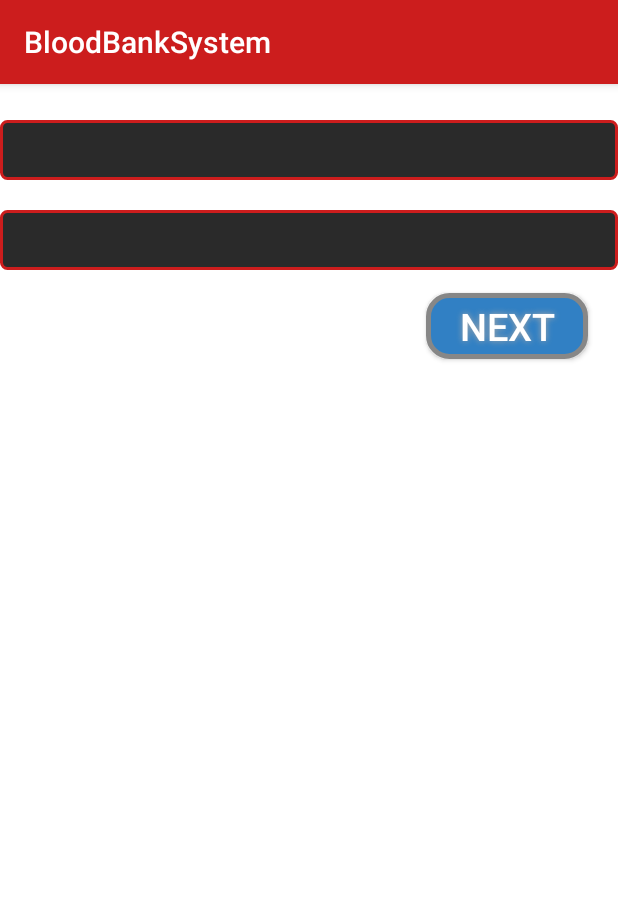
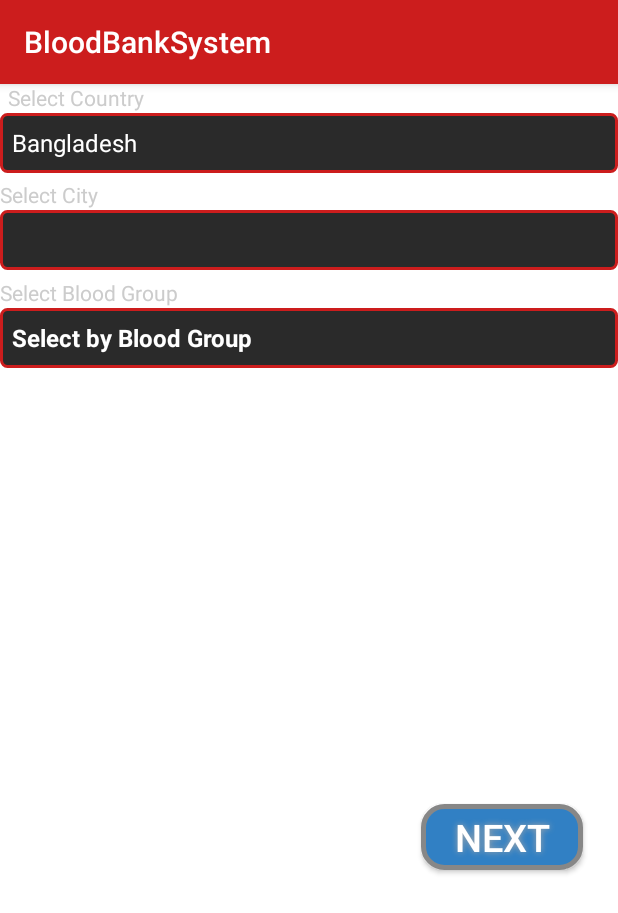
Before and after one commit to ferozkhandev/BloodBankSystem, an Android app: the Need_Blood screen opened directly, with no data from a screen before it, on a phone screen of 412 x 824 dp. Shown: the top 913 px of the screen. Run offline under Robolectric (Android 15) with nearby library versions, the phone set to English and light mode, and no system bars.

Commit message:
VU Requirements complete. But Donate Blood Section is incomplete.

```diff
--- a/app/src/main/java/com/bloodbanksystem/ferozkhan/bloodbanksystem/Need_Blood.java
+++ b/app/src/main/java/com/bloodbanksystem/ferozkhan/bloodbanksystem/Need_Blood.java
@@ -19,10 +19,9 @@ import java.util.Collections;
 import java.util.Locale;
 
 public class Need_Blood extends AppCompatActivity {
-    private Locale[] locale;
-    private ArrayList<String> countries;
-    private String country;
     private Button btn_next;
+    private int counter = 0;
+    private String bloodGroup, city;
     @Override
     protected void onCreate(Bundle savedInstanceState) {
         super.onCreate(savedInstanceState);
@@ -32,20 +31,13 @@ public class Need_Blood extends AppCompatActivity {
 
         btn_next = findViewById(R.id.btn_next);
 
-        locale = Locale.getAvailableLocales();
-        countries = new ArrayList<String>();
-        countries.add("");
-        for( Locale loc : locale ){
-            country = loc.getDisplayCountry();
-            if( country.length() > 0 && !countries.contains(country) ){
-                countries.add( country );
-            }
-        }
-        Collections.sort(countries, String.CASE_INSENSITIVE_ORDER);
 
-        final Spinner citizenship = (Spinner)findViewById(R.id.country_names);
+        final Spinner citizenship = findViewById(R.id.country_names);
+        String[] countries = getResources().getStringArray(R.array.countries);
+        Arrays.sort(countries);
         ArrayAdapter<String> adapter = new ArrayAdapter<String>(this,android.R.layout.simple_spinner_item, countries);
         citizenship.setAdapter(adapter);
+        citizenship.setSelection(counter);
 
         citizenship.setOnItemSelectedListener(new AdapterView.OnItemSelectedListener() {
             @Override
@@ -59,13 +51,6 @@ public class Need_Blood extends AppCompatActivity {
                             android.R.layout.simple_spinner_item,cities);
                     city.setAdapter(adapter);
                     city.setSelection(0);
-                    btn_next.setOnClickListener(new View.OnClickListener() {
-                        @Override
-                        public void onClick(View view) {
-                            Intent intent = new Intent(Need_Blood.this,Donors_List.class);
-                            startActivity(intent);
-                        }
-                    });
                 }
                 else
                 {
@@ -76,6 +61,40 @@ public class Need_Blood extends AppCompatActivity {
             @Override
             public void onNothingSelected(AdapterView<?> adapterView) {
 
+            }
+        });
+
+        final Spinner spinner = findViewById(R.id.bloodgroup_spinner);
+        ArrayAdapter<CharSequence> adapter1 = ArrayAdapter.createFromResource(this,
+                R.array.blood_group, android.R.layout.simple_spinner_item);
+        adapter.setDropDownViewResource(android.R.layout.simple_spinner_dropdown_item);
+        spinner.setOnItemSelectedListener(new AdapterView.OnItemSelectedListener() {
+            @Override
+            public void onItemSelected(AdapterView<?> adapterView, View view, int i, long l) {
+                try
+                {
+                    bloodGroup = spinner.getSelectedItem().toString();
+                }
+                catch (Exception ex)
+                {
+                    Toast.makeText(getApplicationContext(),"Error: "+ex.getMessage(),Toast.LENGTH_SHORT).show();
+                }
+            }
+
+            @Override
+            public void onNothingSelected(AdapterView<?> adapterView) {
+
+            }
+        });
+        spinner.setAdapter(adapter1);
+        spinner.setSelection(0);
+
+        btn_next.setOnClickListener(new View.OnClickListener() {
+            @Override
+            public void onClick(View view) {
+                Intent intent = new Intent(Need_Blood.this,Donors_List.class);
+                intent.putExtra("bloodgroup",bloodGroup);
+                startActivity(intent);
             }
         });
     }
--- a/app/src/main/res/layout/activity_need__blood.xml
+++ b/app/src/main/res/layout/activity_need__blood.xml
@@ -21,14 +21,33 @@
 
     </android.support.design.widget.AppBarLayout>
 
+    <TextView
+        android:id="@+id/selectCountry"
+        android:layout_width="wrap_content"
+        android:layout_height="wrap_content"
+        android:layout_marginTop="55dp"
+        android:layout_marginLeft="5dp"
+        android:layout_marginBottom="5dp"
+        android:textColor="@color/iron"
+        android:text="Select Country" />
+
     <android.support.v7.widget.AppCompatSpinner
         android:id="@+id/country_names"
         android:layout_width="match_parent"
         android:layout_height="40dp"
         android:layout_alignParentStart="true"
         android:layout_alignParentTop="true"
-        android:layout_marginTop="80dp"
+        android:layout_marginTop="75dp"
         android:background="@drawable/spinner_shape" />
+
+    <TextView
+        android:id="@+id/selectCity"
+        android:layout_width="wrap_content"
+        android:layout_height="wrap_content"
+        android:layout_marginTop="120dp"
+        android:textColor="@color/iron"
+        android:text="Select City" />
+
     <android.support.v7.widget.AppCompatSpinner
         android:id="@+id/city_names"
         android:layout_width="match_parent"
@@ -38,16 +57,33 @@
         android:layout_marginTop="140dp"
         android:background="@drawable/spinner_shape" />
 
+    <TextView
+        android:id="@+id/textView3"
+        android:layout_width="wrap_content"
+        android:layout_height="wrap_content"
+        android:layout_marginTop="185dp"
+        android:textColor="@color/iron"
+        android:text="Select Blood Group" />
+
+    <android.support.v7.widget.AppCompatSpinner
+        android:id="@+id/bloodgroup_spinner"
+        android:layout_width="match_parent"
+        android:layout_height="40dp"
+        android:layout_alignParentStart="true"
+        android:layout_alignParentTop="true"
+        android:layout_marginTop="205dp"
+        android:background="@drawable/spinner_shape" />
+
     <Button
         android:id="@+id/btn_next"
 
         android:layout_width="108dp"
         android:layout_height="44dp"
+        android:layout_alignParentBottom="true"
+
         android:layout_alignParentEnd="true"
-
-        android:layout_alignParentTop="true"
-        android:layout_marginEnd="20dp"
-        android:layout_marginTop="195dp"
+        android:layout_marginBottom="244dp"
+        android:layout_marginEnd="23dp"
         android:background="@drawable/button_shape"
         android:shadowColor="#A8A8A8"
         android:shadowDx="0"
@@ -56,4 +92,5 @@
         android:text="Next"
         android:textColor="#FFFFFF"
         android:textSize="25sp" />
+
 </RelativeLayout>
--- a/app/src/main/res/values/strings.xml
+++ b/app/src/main/res/values/strings.xml
@@ -10,6 +10,11 @@
         <item>AB-</item>
         <item>O+</item>
         <item>O-</item>
+    </string-array>
+    <string-array name="countries">
+        <item>India</item>
+        <item>Pakistan</item>
+        <item>Bangladesh</item>
     </string-array>
     <string-array name="cities">
         <item>Rawalpindi</item>
```
Also changed, not shown: app/src/main/java/com/bloodbanksystem/ferozkhan/bloodbanksystem/Donors_List.java (+17 -58 lines), app/src/main/java/com/bloodbanksystem/ferozkhan/bloodbanksystem/MapsActivity.java (+8 -5 lines), app/src/main/java/com/bloodbanksystem/ferozkhan/bloodbanksystem/Request_Blood.java (+81 -2 lines), app/src/main/res/layout/activity_donors__list.xml (+15 -4 lines), app/src/main/res/drawable/emptybin.png (added).
